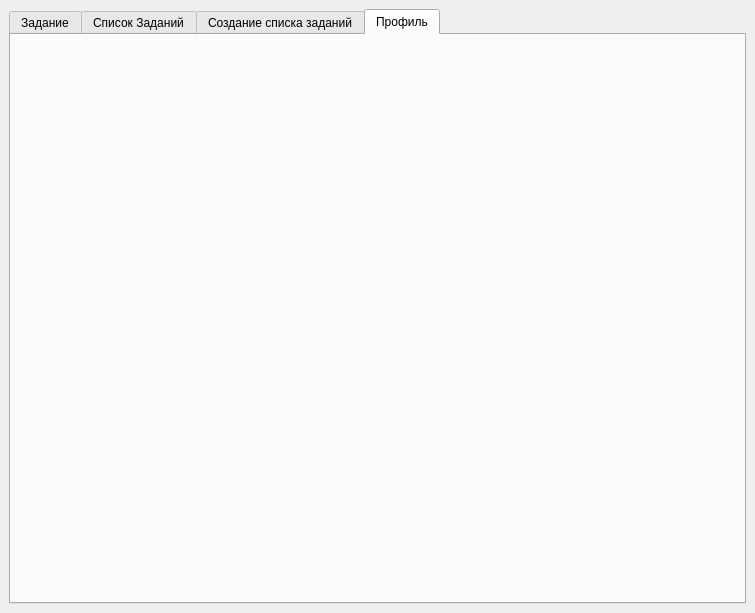
Old version of the form qt_ui/qt_ui_1.ui in the repository Sene4ka/TaskSystem.
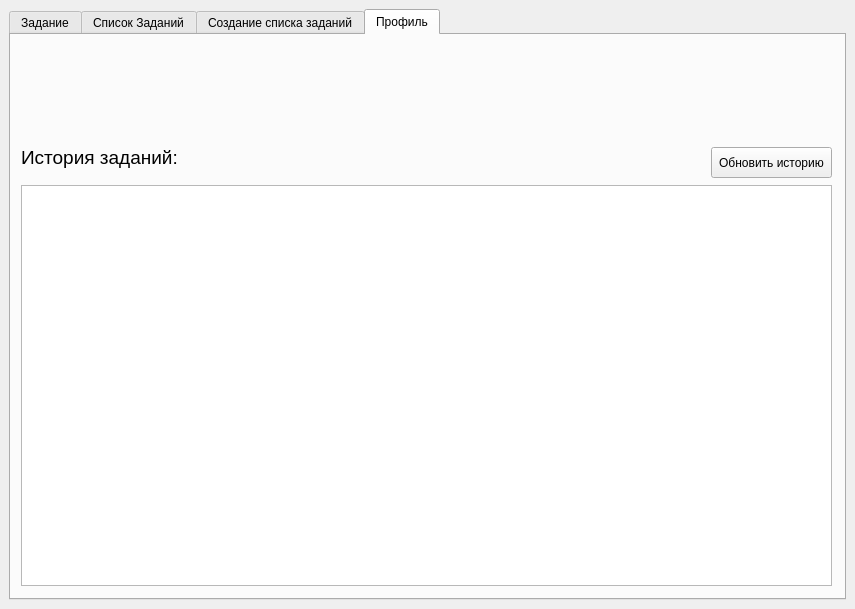
New version of the form. The open tabs and pages were chosen to show the change.

Commit message: task history update

Patch:
```diff
--- a/qt_ui/qt_ui_1.ui
+++ b/qt_ui/qt_ui_1.ui
@@ -6,8 +6,8 @@
    <rect>
     <x>0</x>
     <y>0</y>
-    <width>755</width>
-    <height>613</height>
+    <width>855</width>
+    <height>609</height>
    </rect>
   </property>
   <property name="sizePolicy">
@@ -513,6 +513,53 @@
        <attribute name="title">
         <string>Профиль</string>
        </attribute>
+       <widget class="QListWidget" name="task_history">
+        <property name="geometry">
+         <rect>
+          <x>10</x>
+          <y>150</y>
+          <width>811</width>
+          <height>401</height>
+         </rect>
+        </property>
+        <property name="sizePolicy">
+         <sizepolicy hsizetype="Expanding" vsizetype="Maximum">
+          <horstretch>0</horstretch>
+          <verstretch>0</verstretch>
+         </sizepolicy>
+        </property>
+       </widget>
+       <widget class="QLabel" name="label_tmp_a3">
+        <property name="geometry">
+         <rect>
+          <x>10</x>
+          <y>102</y>
+          <width>271</width>
+          <height>41</height>
+         </rect>
+        </property>
+        <property name="font">
+         <font>
+          <pointsize>14</pointsize>
+         </font>
+        </property>
+        <property name="text">
+         <string>История заданий:</string>
+        </property>
+       </widget>
+       <widget class="QPushButton" name="update_history">
+        <property name="geometry">
+         <rect>
+          <x>700</x>
+          <y>112</y>
+          <width>121</width>
+          <height>31</height>
+         </rect>
+        </property>
+        <property name="text">
+         <string>Обновить историю</string>
+        </property>
+       </widget>
       </widget>
      </widget>
     </item>
```
Left out of the diff: 2 changed lines with no effect on the pictures. The commit also changes 12 other files.
